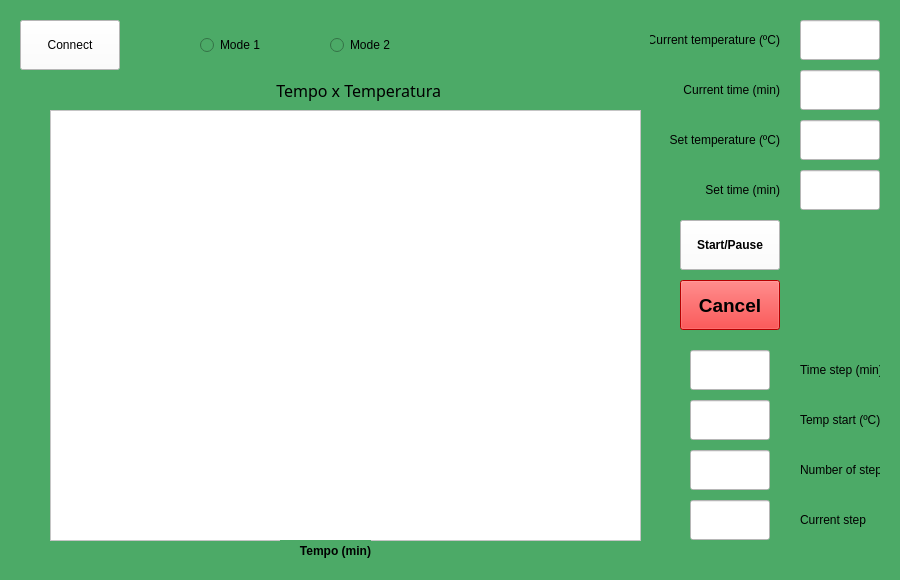
NaldoHoracio/TemperatureControlSystem, file TCSystem.ui: the form before one commit.
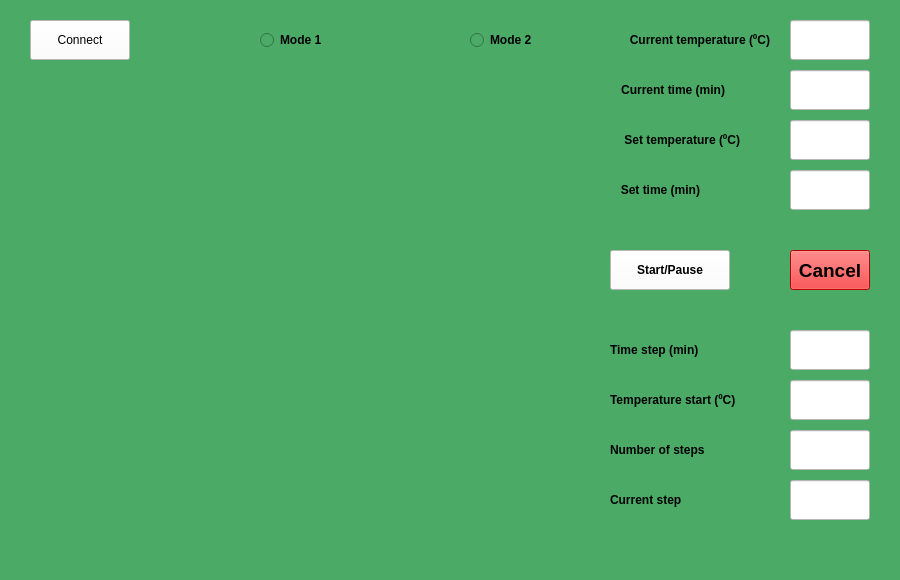
The form after the commit.

Commit message: Ajustando layout.

```diff
--- a/TCSystem.ui
+++ b/TCSystem.ui
@@ -2,6 +2,9 @@
 <ui version="4.0">
  <class>MainWindow</class>
  <widget class="QMainWindow" name="MainWindow">
+  <property name="windowModality">
+   <enum>Qt::ApplicationModal</enum>
+  </property>
   <property name="geometry">
    <rect>
     <x>0</x>
@@ -10,6 +13,18 @@
     <height>580</height>
    </rect>
   </property>
+  <property name="sizePolicy">
+   <sizepolicy hsizetype="Preferred" vsizetype="Preferred">
+    <horstretch>0</horstretch>
+    <verstretch>0</verstretch>
+   </sizepolicy>
+  </property>
+  <property name="minimumSize">
+   <size>
+    <width>900</width>
+    <height>580</height>
+   </size>
+  </property>
   <property name="font">
    <font>
     <family>Arial Black</family>
@@ -24,87 +39,31 @@
    <string notr="true">background-color: rgb(76, 170, 103);</string>
   </property>
   <widget class="QWidget" name="centralwidget">
-   <widget class="QPushButton" name="connButton">
-    <property name="geometry">
-     <rect>
-      <x>20</x>
-      <y>20</y>
-      <width>100</width>
-      <height>50</height>
-     </rect>
-    </property>
-    <property name="minimumSize">
-     <size>
-      <width>100</width>
-      <height>50</height>
-     </size>
-    </property>
-    <property name="maximumSize">
-     <size>
-      <width>100</width>
-      <height>50</height>
-     </size>
-    </property>
-    <property name="styleSheet">
-     <string notr="true">background-color: rgb(255, 255, 255);</string>
-    </property>
-    <property name="text">
-     <string>Connect</string>
-    </property>
-   </widget>
-   <widget class="QPushButton" name="startPause">
-    <property name="geometry">
-     <rect>
-      <x>680</x>
-      <y>220</y>
-      <width>100</width>
-      <height>50</height>
-     </rect>
-    </property>
-    <property name="minimumSize">
-     <size>
-      <width>100</width>
-      <height>50</height>
-     </size>
-    </property>
-    <property name="maximumSize">
-     <size>
-      <width>100</width>
-      <height>50</height>
-     </size>
-    </property>
-    <property name="font">
-     <font>
-      <weight>75</weight>
-      <bold>true</bold>
-     </font>
-    </property>
-    <property name="styleSheet">
-     <string notr="true">background-color: rgb(255, 255, 255);</string>
-    </property>
-    <property name="text">
-     <string>Start/Pause</string>
-    </property>
-   </widget>
    <widget class="QPushButton" name="buttonCancel">
     <property name="geometry">
      <rect>
-      <x>680</x>
-      <y>280</y>
-      <width>100</width>
-      <height>50</height>
+      <x>790</x>
+      <y>250</y>
+      <width>80</width>
+      <height>40</height>
      </rect>
     </property>
+    <property name="sizePolicy">
+     <sizepolicy hsizetype="Fixed" vsizetype="Fixed">
+      <horstretch>0</horstretch>
+      <verstretch>0</verstretch>
+     </sizepolicy>
+    </property>
     <property name="minimumSize">
      <size>
-      <width>100</width>
-      <height>50</height>
+      <width>80</width>
+      <height>40</height>
      </size>
     </property>
     <property name="maximumSize">
      <size>
-      <width>100</width>
-      <height>50</height>
+      <width>80</width>
+      <height>40</height>
      </size>
     </property>
     <property name="font">
@@ -121,65 +80,286 @@
      <string>Cancel</string>
     </property>
    </widget>
-   <widget class="QRadioButton" name="buttonM1">
+   <widget class="QLabel" name="labelCurrTime">
     <property name="geometry">
      <rect>
-      <x>200</x>
-      <y>20</y>
-      <width>100</width>
-      <height>50</height>
+      <x>610</x>
+      <y>70</y>
+      <width>115</width>
+      <height>40</height>
      </rect>
     </property>
+    <property name="sizePolicy">
+     <sizepolicy hsizetype="Fixed" vsizetype="Fixed">
+      <horstretch>0</horstretch>
+      <verstretch>0</verstretch>
+     </sizepolicy>
+    </property>
     <property name="minimumSize">
      <size>
-      <width>100</width>
-      <height>50</height>
+      <width>115</width>
+      <height>40</height>
      </size>
     </property>
     <property name="maximumSize">
      <size>
-      <width>100</width>
-      <height>50</height>
+      <width>115</width>
+      <height>40</height>
      </size>
     </property>
+    <property name="font">
+     <font>
+      <pointsize>9</pointsize>
+      <weight>75</weight>
+      <bold>true</bold>
+      <underline>false</underline>
+      <strikeout>false</strikeout>
+     </font>
+    </property>
+    <property name="toolTipDuration">
+     <number>0</number>
+    </property>
+    <property name="layoutDirection">
+     <enum>Qt::LeftToRight</enum>
+    </property>
+    <property name="autoFillBackground">
+     <bool>false</bool>
+    </property>
     <property name="text">
-     <string>Mode 1</string>
+     <string>Current time (min)</string>
     </property>
+    <property name="alignment">
+     <set>Qt::AlignRight|Qt::AlignTrailing|Qt::AlignVCenter</set>
+    </property>
    </widget>
-   <widget class="QRadioButton" name="buttonM2">
+   <widget class="QLineEdit" name="tempStartM2">
     <property name="geometry">
      <rect>
-      <x>330</x>
-      <y>20</y>
-      <width>100</width>
-      <height>50</height>
+      <x>790</x>
+      <y>380</y>
+      <width>80</width>
+      <height>40</height>
      </rect>
     </property>
+    <property name="sizePolicy">
+     <sizepolicy hsizetype="Fixed" vsizetype="Fixed">
+      <horstretch>0</horstretch>
+      <verstretch>0</verstretch>
+     </sizepolicy>
+    </property>
+    <property name="maximumSize">
+     <size>
+      <width>80</width>
+      <height>40</height>
+     </size>
+    </property>
+    <property name="styleSheet">
+     <string notr="true">background-color: rgb(255, 255, 255);</string>
+    </property>
+   </widget>
+   <widget class="QLineEdit" name="setTimeM1">
+    <property name="geometry">
+     <rect>
+      <x>790</x>
+      <y>170</y>
+      <width>80</width>
+      <height>40</height>
+     </rect>
+    </property>
+    <property name="sizePolicy">
+     <sizepolicy hsizetype="Fixed" vsizetype="Fixed">
+      <horstretch>0</horstretch>
+      <verstretch>0</verstretch>
+     </sizepolicy>
+    </property>
     <property name="minimumSize">
      <size>
-      <width>100</width>
-      <height>50</height>
+      <width>80</width>
+      <height>40</height>
      </size>
     </property>
     <property name="maximumSize">
      <size>
+      <width>80</width>
+      <height>40</height>
+     </size>
+    </property>
+    <property name="styleSheet">
+     <string notr="true">background-color: rgb(255, 255, 255);</string>
+    </property>
+   </widget>
+   <widget class="QLineEdit" name="showCurrTime">
+    <property name="geometry">
+     <rect>
+      <x>790</x>
+      <y>70</y>
+      <width>80</width>
+      <height>40</height>
+     </rect>
+    </property>
+    <property name="sizePolicy">
+     <sizepolicy hsizetype="Fixed" vsizetype="Fixed">
+      <horstretch>0</horstretch>
+      <verstretch>0</verstretch>
+     </sizepolicy>
+    </property>
+    <property name="minimumSize">
+     <size>
+      <width>80</width>
+      <height>40</height>
+     </size>
+    </property>
+    <property name="maximumSize">
+     <size>
+      <width>80</width>
+      <height>40</height>
+     </size>
+    </property>
+    <property name="tabletTracking">
+     <bool>false</bool>
+    </property>
+    <property name="focusPolicy">
+     <enum>Qt::WheelFocus</enum>
+    </property>
+    <property name="styleSheet">
+     <string notr="true">background-color: rgb(255, 255, 255);</string>
+    </property>
+   </widget>
+   <widget class="QLabel" name="labelTempStartM2">
+    <property name="geometry">
+     <rect>
+      <x>610</x>
+      <y>380</y>
+      <width>140</width>
+      <height>40</height>
+     </rect>
+    </property>
+    <property name="sizePolicy">
+     <sizepolicy hsizetype="Fixed" vsizetype="Fixed">
+      <horstretch>0</horstretch>
+      <verstretch>0</verstretch>
+     </sizepolicy>
+    </property>
+    <property name="minimumSize">
+     <size>
+      <width>140</width>
+      <height>40</height>
+     </size>
+    </property>
+    <property name="maximumSize">
+     <size>
       <width>100</width>
-      <height>50</height>
+      <height>40</height>
      </size>
     </property>
+    <property name="font">
+     <font>
+      <pointsize>9</pointsize>
+      <weight>75</weight>
+      <bold>true</bold>
+     </font>
+    </property>
     <property name="text">
-     <string>Mode 2</string>
+     <string>Temperature start (ºC)</string>
     </property>
    </widget>
-   <widget class="QLineEdit" name="timeStepM2">
+   <widget class="QLabel" name="labelSetTempM1">
     <property name="geometry">
      <rect>
-      <x>690</x>
-      <y>350</y>
+      <x>610</x>
+      <y>120</y>
+      <width>130</width>
+      <height>40</height>
+     </rect>
+    </property>
+    <property name="sizePolicy">
+     <sizepolicy hsizetype="Fixed" vsizetype="Fixed">
+      <horstretch>0</horstretch>
+      <verstretch>0</verstretch>
+     </sizepolicy>
+    </property>
+    <property name="minimumSize">
+     <size>
+      <width>130</width>
+      <height>40</height>
+     </size>
+    </property>
+    <property name="maximumSize">
+     <size>
+      <width>130</width>
+      <height>40</height>
+     </size>
+    </property>
+    <property name="font">
+     <font>
+      <pointsize>9</pointsize>
+      <weight>75</weight>
+      <bold>true</bold>
+     </font>
+    </property>
+    <property name="text">
+     <string>Set temperature (ºC)</string>
+    </property>
+    <property name="alignment">
+     <set>Qt::AlignRight|Qt::AlignTrailing|Qt::AlignVCenter</set>
+    </property>
+   </widget>
+   <widget class="QLabel" name="setTimeText">
+    <property name="geometry">
+     <rect>
+      <x>610</x>
+      <y>170</y>
+      <width>90</width>
+      <height>40</height>
+     </rect>
+    </property>
+    <property name="sizePolicy">
+     <sizepolicy hsizetype="Fixed" vsizetype="Fixed">
+      <horstretch>0</horstretch>
+      <verstretch>0</verstretch>
+     </sizepolicy>
+    </property>
+    <property name="minimumSize">
+     <size>
+      <width>90</width>
+      <height>40</height>
+     </size>
+    </property>
+    <property name="maximumSize">
+     <size>
+      <width>90</width>
+      <height>40</height>
+     </size>
+    </property>
+    <property name="font">
+     <font>
+      <pointsize>9</pointsize>
+      <weight>75</weight>
+      <bold>true</bold>
+     </font>
+    </property>
+    <property name="text">
+     <string>Set time (min)</string>
+    </property>
+    <property name="alignment">
+     <set>Qt::AlignRight|Qt::AlignTrailing|Qt::AlignVCenter</set>
+    </property>
+   </widget>
+   <widget class="QLineEdit" name="showCurrStepM2">
+    <property name="geometry">
+     <rect>
+      <x>790</x>
+      <y>480</y>
       <width>80</width>
       <height>40</height>
      </rect>
     </property>
+    <property name="sizePolicy">
+     <sizepolicy hsizetype="Fixed" vsizetype="Fixed">
+      <horstretch>0</horstretch>
+      <verstretch>0</verstretch>
+     </sizepolicy>
+    </property>
     <property name="minimumSize">
      <size>
       <width>80</width>
@@ -199,21 +379,27 @@
    <widget class="QLabel" name="labelTimeStepM2">
     <property name="geometry">
      <rect>
-      <x>800</x>
-      <y>350</y>
-      <width>80</width>
+      <x>610</x>
+      <y>330</y>
+      <width>100</width>
       <height>40</height>
      </rect>
     </property>
+    <property name="sizePolicy">
+     <sizepolicy hsizetype="Fixed" vsizetype="Fixed">
+      <horstretch>0</horstretch>
+      <verstretch>0</verstretch>
+     </sizepolicy>
+    </property>
     <property name="minimumSize">
      <size>
-      <width>80</width>
+      <width>100</width>
       <height>40</height>
      </size>
     </property>
     <property name="maximumSize">
      <size>
-      <width>80</width>
+      <width>100</width>
       <height>40</height>
      </size>
     </property>
@@ -223,88 +409,82 @@
       <height>0</height>
      </size>
     </property>
+    <property name="font">
+     <font>
+      <pointsize>9</pointsize>
+      <weight>75</weight>
+      <bold>true</bold>
+     </font>
+    </property>
     <property name="text">
      <string>Time step (min)</string>
     </property>
    </widget>
-   <widget class="QLineEdit" name="tempStartM2">
+   <widget class="QLabel" name="labelCurrTemp">
     <property name="geometry">
      <rect>
-      <x>690</x>
-      <y>400</y>
-      <width>80</width>
+      <x>610</x>
+      <y>20</y>
+      <width>160</width>
       <height>40</height>
      </rect>
     </property>
-    <property name="maximumSize">
-     <size>
-      <width>80</width>
-      <height>40</height>
-     </size>
+    <property name="sizePolicy">
+     <sizepolicy hsizetype="Fixed" vsizetype="Fixed">
+      <horstretch>0</horstretch>
+      <verstretch>0</verstretch>
+     </sizepolicy>
     </property>
-    <property name="styleSheet">
-     <string notr="true">background-color: rgb(255, 255, 255);</string>
-    </property>
-   </widget>
-   <widget class="QLabel" name="labelTempStartM2">
-    <property name="geometry">
-     <rect>
-      <x>800</x>
-      <y>400</y>
-      <width>80</width>
-      <height>40</height>
-     </rect>
-    </property>
     <property name="minimumSize">
      <size>
-      <width>80</width>
+      <width>160</width>
       <height>40</height>
      </size>
     </property>
     <property name="maximumSize">
      <size>
-      <width>80</width>
+      <width>160</width>
       <height>40</height>
      </size>
     </property>
-    <property name="text">
-     <string>Temp start (ºC)</string>
+    <property name="font">
+     <font>
+      <pointsize>9</pointsize>
+      <weight>75</weight>
+      <bold>true</bold>
+      <underline>false</underline>
+      <strikeout>false</strikeout>
+      <stylestrategy>PreferDefault</stylestrategy>
+     </font>
     </property>
-   </widget>
-   <widget class="QLineEdit" name="numbStepM2">
-    <property name="geometry">
-     <rect>
-      <x>690</x>
-      <y>450</y>
-      <width>80</width>
-      <height>40</height>
-     </rect>
+    <property name="toolTipDuration">
+     <number>0</number>
     </property>
-    <property name="minimumSize">
-     <size>
-      <width>80</width>
-      <height>40</height>
-     </size>
+    <property name="layoutDirection">
+     <enum>Qt::RightToLeft</enum>
     </property>
-    <property name="maximumSize">
-     <size>
-      <width>80</width>
-      <height>40</height>
-     </size>
+    <property name="text">
+     <string>Current temperature (ºC)</string>
     </property>
-    <property name="styleSheet">
-     <string notr="true">background-color: rgb(255, 255, 255);</string>
+    <property name="alignment">
+     <set>Qt::AlignRight|Qt::AlignTrailing|Qt::AlignVCenter</set>
     </property>
    </widget>
-   <widget class="QLineEdit" name="showCurrStepM2">
+   <widget class="QLineEdit" name="showCurrTemp">
     <property name="geometry">
      <rect>
-      <x>690</x>
-      <y>500</y>
+      <x>790</x>
+      <y>120</y>
       <width>80</width>
       <height>40</height>
      </rect>
     </property>
+    <property name="sizePolicy">
+     <sizepolicy hsizetype="Fixed" vsizetype="Fixed">
+      <horstretch>0</horstretch>
+      <verstretch>0</verstretch>
+     </sizepolicy>
+    </property>
     <property name="minimumSize">
      <size>
       <width>80</width>
@@ -321,15 +501,21 @@
      <string notr="true">background-color: rgb(255, 255, 255);</string>
     </property>
    </widget>
-   <widget class="QLabel" name="labelNumbStepsM2">
+   <widget class="QRadioButton" name="buttonM1">
     <property name="geometry">
      <rect>
-      <x>800</x>
-      <y>450</y>
+      <x>260</x>
+      <y>20</y>
       <width>80</width>
       <height>40</height>
      </rect>
     </property>
+    <property name="sizePolicy">
+     <sizepolicy hsizetype="Fixed" vsizetype="Fixed">
+      <horstretch>0</horstretch>
+      <verstretch>0</verstretch>
+     </sizepolicy>
+    </property>
     <property name="minimumSize">
      <size>
       <width>80</width>
@@ -342,19 +528,31 @@
       <height>40</height>
      </size>
     </property>
+    <property name="font">
+     <font>
+      <weight>75</weight>
+      <bold>true</bold>
+     </font>
+    </property>
     <property name="text">
-     <string>Number of steps</string>
+     <string>Mode 1</string>
     </property>
    </widget>
    <widget class="QLabel" name="labelCurrStepM2">
     <property name="geometry">
      <rect>
-      <x>800</x>
-      <y>500</y>
+      <x>610</x>
+      <y>480</y>
       <width>80</width>
       <height>40</height>
      </rect>
     </property>
+    <property name="sizePolicy">
+     <sizepolicy hsizetype="Fixed" vsizetype="Fixed">
+      <horstretch>0</horstretch>
+      <verstretch>0</verstretch>
+     </sizepolicy>
+    </property>
     <property name="minimumSize">
      <size>
       <width>80</width>
@@ -367,19 +565,135 @@
       <height>40</height>
      </size>
     </property>
+    <property name="font">
+     <font>
+      <pointsize>9</pointsize>
+      <weight>75</weight>
+      <bold>true</bold>
+     </font>
+    </property>
     <property name="text">
      <string>Current step</string>
     </property>
    </widget>
-   <widget class="QLineEdit" name="showCurrTemp">
+   <widget class="QLabel" name="labelNumbStepsM2">
     <property name="geometry">
      <rect>
-      <x>800</x>
+      <x>610</x>
+      <y>430</y>
+      <width>100</width>
+      <height>40</height>
+     </rect>
+    </property>
+    <property name="sizePolicy">
+     <sizepolicy hsizetype="Fixed" vsizetype="Fixed">
+      <horstretch>0</horstretch>
+      <verstretch>0</verstretch>
+     </sizepolicy>
+    </property>
+    <property name="minimumSize">
+     <size>
+      <width>100</width>
+      <height>40</height>
+     </size>
+    </property>
+    <property name="maximumSize">
+     <size>
+      <width>100</width>
+      <height>40</height>
+     </size>
+    </property>
+    <property name="font">
+     <font>
+      <pointsize>9</pointsize>
+      <weight>75</weight>
+      <bold>true</bold>
+     </font>
+    </property>
+    <property name="text">
+     <string>Number of steps</string>
+    </property>
+   </widget>
+   <widget class="QLineEdit" name="timeStepM2">
+    <property name="geometry">
+     <rect>
+      <x>790</x>
+      <y>330</y>
+      <width>80</width>
+      <height>40</height>
+     </rect>
+    </property>
+    <property name="sizePolicy">
+     <sizepolicy hsizetype="Fixed" vsizetype="Fixed">
+      <horstretch>0</horstretch>
+      <verstretch>0</verstretch>
+     </sizepolicy>
+    </property>
+    <property name="minimumSize">
+     <size>
+      <width>80</width>
+      <height>40</height>
+     </size>
+    </property>
+    <property name="maximumSize">
+     <size>
+      <width>80</width>
+      <height>40</height>
+     </size>
+    </property>
+    <property name="styleSheet">
+     <string notr="true">background-color: rgb(255, 255, 255);</string>
+    </property>
+   </widget>
+   <widget class="QPushButton" name="connButton">
+    <property name="geometry">
+     <rect>
+      <x>30</x>
       <y>20</y>
+      <width>100</width>
+      <height>40</height>
+     </rect>
+    </property>
+    <property name="sizePolicy">
+     <sizepolicy hsizetype="Fixed" vsizetype="Fixed">
+      <horstretch>0</horstretch>
+      <verstretch>0</verstretch>
+     </sizepolicy>
+    </property>
+    <property name="minimumSize">
+     <size>
+      <width>100</width>
+      <height>40</height>
+     </size>
+    </property>
+    <property name="maximumSize">
+     <size>
+      <width>100</width>
+      <height>40</height>
+     </size>
+    </property>
+    <property name="styleSheet">
+     <string notr="true">background-color: rgb(255, 255, 255);</string>
+    </property>
+    <property name="text">
+     <string>Connect</string>
+    </property>
+   </widget>
+   <widget class="QRadioButton" name="buttonM2">
+    <property name="geometry">
+     <rect>
+      <x>470</x>
+      <y>20</y>
       <width>80</width>
       <height>40</height>
      </rect>
     </property>
+    <property name="sizePolicy">
+     <sizepolicy hsizetype="Fixed" vsizetype="Fixed">
+      <horstretch>0</horstretch>
+      <verstretch>0</verstretch>
+     </sizepolicy>
+    </property>
     <property name="minimumSize">
      <size>
       <width>80</width>
@@ -392,19 +706,71 @@
       <height>40</height>
      </size>
     </property>
+    <property name="font">
+     <font>
+      <weight>75</weight>
+      <bold>true</bold>
+     </font>
+    </property>
+    <property name="text">
+     <string>Mode 2</string>
+    </property>
+   </widget>
+   <widget class="QPushButton" name="startPause">
+    <property name="geometry">
+     <rect>
+      <x>610</x>
+      <y>250</y>
+      <width>120</width>
+      <height>40</height>
+     </rect>
+    </property>
+    <property name="sizePolicy">
+     <sizepolicy hsizetype="Fixed" vsizetype="Fixed">
+      <horstretch>0</horstretch>
+      <verstretch>0</verstretch>
+     </sizepolicy>
+    </property>
+    <property name="minimumSize">
+     <size>
+      <width>120</width>
+      <height>40</height>
+     </size>
+    </property>
+    <property name="maximumSize">
+     <size>
+      <width>120</width>
+      <height>40</height>
+     </size>
+    </property>
+    <property name="font">
+     <font>
+      <weight>75</weight>
+      <bold>true</bold>
+     </font>
+    </property>
     <property name="styleSheet">
      <string notr="true">background-color: rgb(255, 255, 255);</string>
     </property>
+    <property name="text">
+     <string>Start/Pause</string>
+    </property>
    </widget>
-   <widget class="QLineEdit" name="showCurrTime">
+   <widget class="QLineEdit" name="numbStepM2">
     <property name="geometry">
      <rect>
-      <x>800</x>
-      <y>70</y>
+      <x>790</x>
+      <y>430</y>
       <width>80</width>
       <height>40</height>
      </rect>
     </property>
+    <property name="sizePolicy">
+     <sizepolicy hsizetype="Fixed" vsizetype="Fixed">
+      <horstretch>0</horstretch>
+      <verstretch>0</verstretch>
+     </sizepolicy>
+    </property>
     <property name="minimumSize">
      <size>
       <width>80</width>
@@ -424,256 +790,41 @@
    <widget class="QLineEdit" name="setTempM1">
     <property name="geometry">
      <rect>
-      <x>800</x>
-      <y>120</y>
-      <width>80</width>
-      <height>40</height>
-     </rect>
-    </property>
-    <property name="minimumSize">
-     <size>
-      <width>80</width>
-      <height>40</height>
-     </size>
-    </property>
-    <property name="maximumSize">
-     <size>
-      <width>80</width>
-      <height>40</height>
-     </size>
-    </property>
-    <property name="styleSheet">
-     <string notr="true">background-color: rgb(255, 255, 255);</string>
-    </property>
-   </widget>
-   <widget class="QLineEdit" name="setTimeM1">
-    <property name="geometry">
-     <rect>
-      <x>800</x>
-      <y>170</y>
-      <width>80</width>
-      <height>40</height>
-     </rect>
-    </property>
-    <property name="minimumSize">
-     <size>
-      <width>80</width>
-      <height>40</height>
-     </size>
-    </property>
-    <property name="maximumSize">
-     <size>
-      <width>80</width>
-      <height>40</height>
-     </size>
-    </property>
-    <property name="styleSheet">
-     <string notr="true">background-color: rgb(255, 255, 255);</string>
-    </property>
-   </widget>
-   <widget class="QLabel" name="labelCurrTemp">
-    <property name="geometry">
-     <rect>
-      <x>650</x>
+      <x>790</x>
       <y>20</y>
-      <width>130</width>
+      <width>80</width>
       <height>40</height>
      </rect>
     </property>
-    <property name="minimumSize">
-     <size>
-      <width>130</width>
-      <height>40</height>
-     </size>
+    <property name="sizePolicy">
+     <sizepolicy hsizetype="Fixed" vsizetype="Fixed">
+      <horstretch>0</horstretch>
+      <verstretch>0</verstretch>
+     </sizepolicy>
     </property>
-    <property name="maximumSize">
-     <size>
-      <width>130</width>
-      <height>40</height>
-     </size>
-    </property>
-    <property name="text">
-     <string>Current temperature (ºC)</string>
-    </property>
-    <property name="alignment">
-     <set>Qt::AlignRight|Qt::AlignTrailing|Qt::AlignVCenter</set>
-    </property>
-   </widget>
-   <widget class="QLabel" name="labelCurrTime">
-    <property name="geometry">
-     <rect>
-      <x>650</x>
-      <y>70</y>
-      <width>130</width>
-      <height>40</height>
-     </rect>
-    </property>
     <property name="minimumSize">
      <size>
-      <width>130</width>
+      <width>80</width>
       <height>40</height>
      </size>
     </property>
     <property name="maximumSize">
      <size>
-      <width>130</width>
+      <width>80</width>
       <height>40</height>
      </size>
     </property>
-    <property name="text">
-     <string>Current time (min)</string>
-    </property>
-    <property name="alignment">
-     <set>Qt::AlignRight|Qt::AlignTrailing|Qt::AlignVCenter</set>
-    </property>
-   </widget>
-   <widget class="QLabel" name="labelSetTempM1">
-    <property name="geometry">
-     <rect>
-      <x>650</x>
-      <y>120</y>
-      <width>130</width>
-      <height>40</height>
-     </rect>
-    </property>
-    <property name="minimumSize">
-     <size>
-      <width>130</width>
-      <height>40</height>
-     </size>
-    </property>
-    <property name="maximumSize">
-     <size>
-      <width>130</width>
-      <height>40</height>
-     </size>
-    </property>
-    <property name="text">
-     <string>Set temperature (ºC)</string>
-    </property>
-    <property name="alignment">
-     <set>Qt::AlignRight|Qt::AlignTrailing|Qt::AlignVCenter</set>
-    </property>
-   </widget>
-   <widget class="QLabel" name="setTimeText">
-    <property name="geometry">
-     <rect>
-      <x>650</x>
-      <y>170</y>
-      <width>130</width>
-      <height>40</height>
-     </rect>
-    </property>
-    <property name="minimumSize">
-     <size>
-      <width>130</width>
-      <height>40</height>
-     </size>
-    </property>
-    <property name="maximumSize">
-     <size>
-      <width>130</width>
-      <height>40</height>
-     </size>
-    </property>
-    <property name="text">
-     <string>Set time (min)</string>
-    </property>
-    <property name="alignment">
-     <set>Qt::AlignRight|Qt::AlignTrailing|Qt::AlignVCenter</set>
-    </property>
-   </widget>
-   <widget class="QGraphicsView" name="graphicsView">
-    <property name="geometry">
-     <rect>
-      <x>50</x>
-      <y>110</y>
-      <width>591</width>
-      <height>431</height>
-     </rect>
-    </property>
-    <property name="minimumSize">
-     <size>
-      <width>591</width>
-      <height>431</height>
-     </size>
-    </property>
-    <property name="maximumSize">
-     <size>
-      <width>800</width>
-      <height>600</height>
-     </size>
+    <property name="focusPolicy">
+     <enum>Qt::WheelFocus</enum>
     </property>
     <property name="styleSheet">
      <string notr="true">background-color: rgb(255, 255, 255);</string>
     </property>
-   </widget>
-   <widget class="QLabel" name="titleGraphic">
-    <property name="geometry">
-     <rect>
-      <x>240</x>
-      <y>70</y>
-      <width>201</width>
-      <height>40</height>
-     </rect>
+    <property name="cursorMoveStyle">
+     <enum>Qt::VisualMoveStyle</enum>
     </property>
-    <property name="minimumSize">
-     <size>
-      <width>201</width>
-      <height>40</height>
-     </size>
-    </property>
-    <property name="maximumSize">
-     <size>
-      <width>201</width>
-      <height>40</height>
-     </size>
-    </property>
-    <property name="font">
-     <font>
-      <family>Arial Black</family>
-      <pointsize>12</pointsize>
-     </font>
-    </property>
-    <property name="text">
-     <string>Tempo x Temperatura</string>
-    </property>
-    <property name="alignment">
-     <set>Qt::AlignRight|Qt::AlignTrailing|Qt::AlignVCenter</set>
-    </property>
-   </widget>
-   <widget class="QLabel" name="xaxisGraphic">
-    <property name="geometry">
-     <rect>
-      <x>280</x>
-      <y>540</y>
-      <width>91</width>
-      <height>21</height>
-     </rect>
-    </property>
-    <property name="minimumSize">
-     <size>
-      <width>91</width>
-      <height>21</height>
-     </size>
-    </property>
-    <property name="maximumSize">
-     <size>
-      <width>91</width>
-      <height>21</height>
-     </size>
-    </property>
-    <property name="font">
-     <font>
-      <weight>75</weight>
-      <bold>true</bold>
-     </font>
-    </property>
-    <property name="text">
-     <string>Tempo (min)</string>
-    </property>
-    <property name="alignment">
-     <set>Qt::AlignRight|Qt::AlignTrailing|Qt::AlignVCenter</set>
+    <property name="clearButtonEnabled">
+     <bool>false</bool>
     </property>
    </widget>
   </widget>
```
